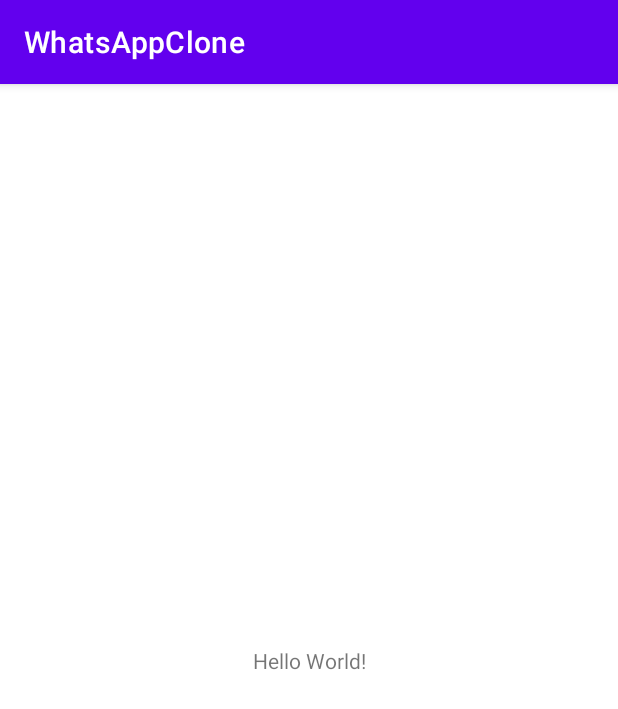
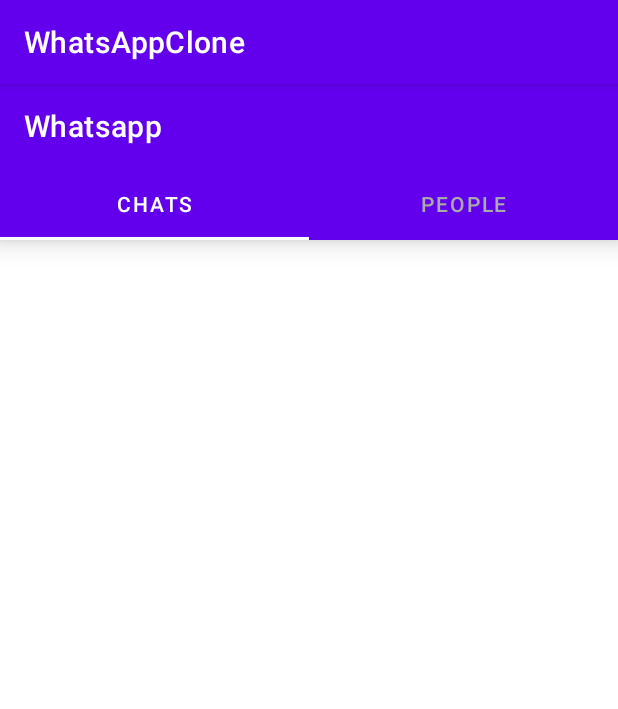
Before and after one commit to yashcx484/WhatsAppClone, an Android app: the screen it shows after launch (MainActivity), on a phone screen of 412 x 824 dp. Shown: the top 709 px of the screen. Run offline under Robolectric (Android 15) with nearby library versions, the phone set to English and light mode, and no system bars.

Commit message:
activity main

```diff
--- a/app/src/main/res/layout/activity_main.xml
+++ b/app/src/main/res/layout/activity_main.xml
@@ -1,18 +1,48 @@
 <?xml version="1.0" encoding="utf-8"?>
-<androidx.constraintlayout.widget.ConstraintLayout xmlns:android="http://schemas.android.com/apk/res/android"
+<LinearLayout xmlns:android="http://schemas.android.com/apk/res/android"
     xmlns:app="http://schemas.android.com/apk/res-auto"
     xmlns:tools="http://schemas.android.com/tools"
     android:layout_width="match_parent"
     android:layout_height="match_parent"
+    android:orientation="vertical"
     tools:context=".MainActivity">
 
-    <TextView
-        android:layout_width="wrap_content"
+    <com.google.android.material.appbar.MaterialToolbar
+        android:layout_width="match_parent"
+        android:id="@+id/toolbar"
         android:layout_height="wrap_content"
-        android:text="Hello World!"
-        app:layout_constraintBottom_toBottomOf="parent"
-        app:layout_constraintLeft_toLeftOf="parent"
-        app:layout_constraintRight_toRightOf="parent"
-        app:layout_constraintTop_toTopOf="parent" />
+        android:elevation="10dp"
+        android:background="?attr/colorPrimary"
+        app:popupTheme="@style/ThemeOverlay.MaterialComponents.Light"
+        android:theme="@style/ThemeOverlay.MaterialComponents.Dark"
+        app:title="Whatsapp" />
 
-</androidx.constraintlayout.widget.ConstraintLayout>
+    <com.google.android.material.tabs.TabLayout
+        android:id="@+id/tabs"
+        android:elevation="10dp"
+        android:layout_width="match_parent"
+        android:layout_height="wrap_content"
+        android:background="?attr/colorPrimary"
+        app:tabIndicatorColor="@android:color/white"
+        app:tabTextColor="@android:color/darker_gray"
+        app:tabSelectedTextColor="@android:color/white">
+
+        <com.google.android.material.tabs.TabItem
+            android:layout_width="wrap_content"
+            android:layout_height="wrap_content"
+            android:text="Chats" />
+
+        <com.google.android.material.tabs.TabItem
+            android:layout_width="wrap_content"
+            android:layout_height="wrap_content"
+            android:text="People" />
+
+    </com.google.android.material.tabs.TabLayout>
+
+    <androidx.viewpager2.widget.ViewPager2
+        android:id="@+id/viewPager"
+        android:layout_width="match_parent"
+        android:layout_height="match_parent" />
+
+
+</LinearLayout>
```
